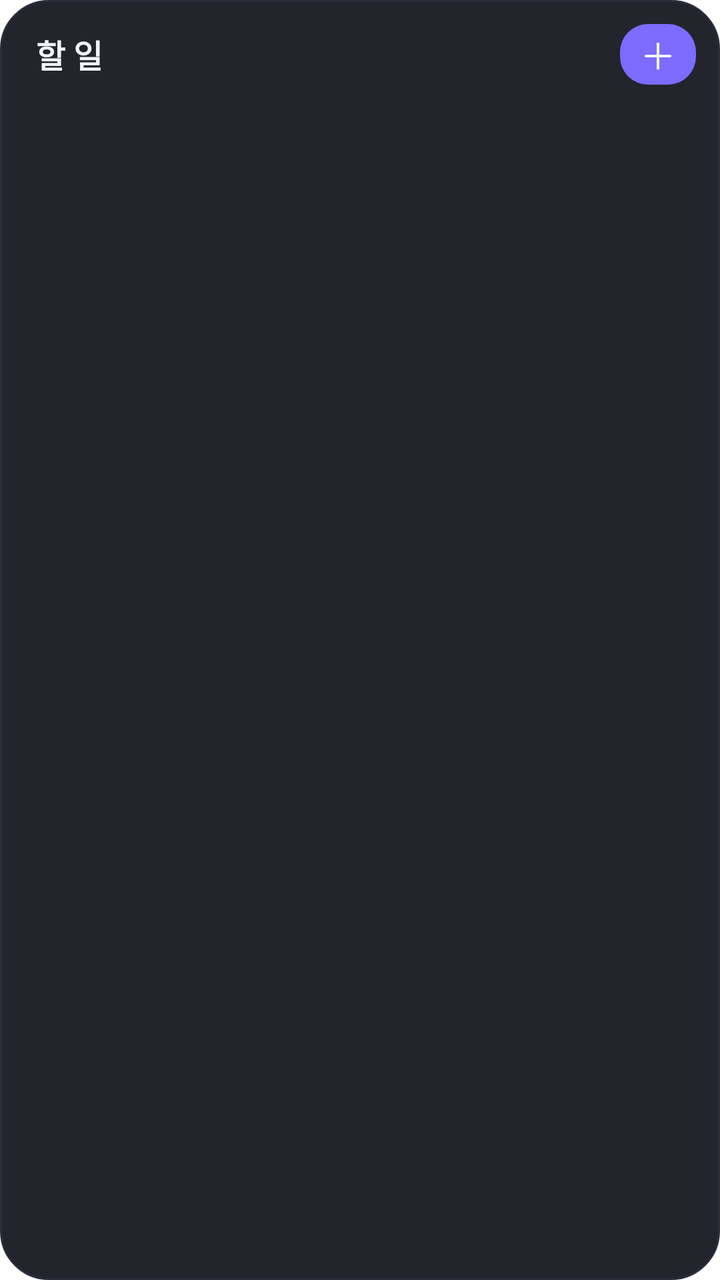
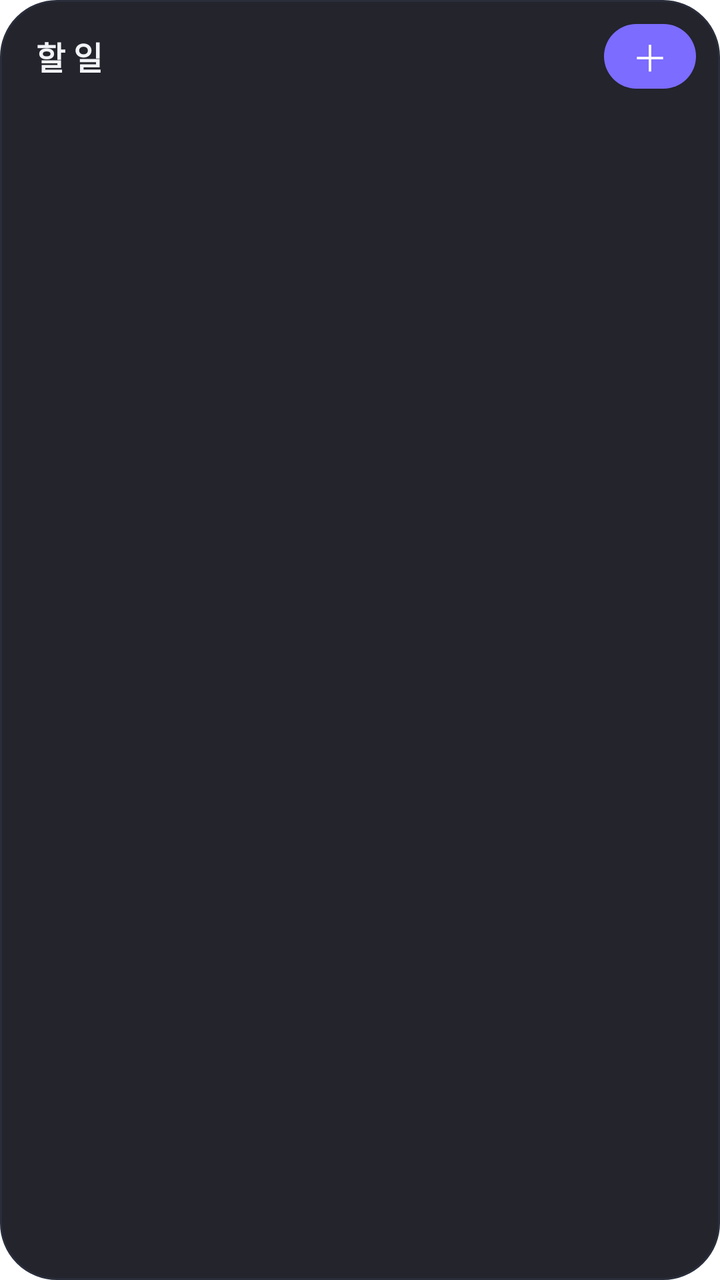

Before-and-after screenshots of an Android layout around one commit, followed by the original layout XML and the change that was made.
<!-- AndroidManifest.xml: fallback theme Theme.MaterialComponents.DayNight.NoActionBar -->
<!-- res/layout/todo_widget.xml -->
<?xml version="1.0" encoding="utf-8"?>
<LinearLayout xmlns:android="http://schemas.android.com/apk/res/android"
    android:id="@+id/t_root"
    android:layout_width="match_parent"
    android:layout_height="match_parent"
    android:orientation="vertical"
    android:padding="12dp"
    android:background="@drawable/widget_bg">

    <LinearLayout android:layout_width="match_parent" android:layout_height="wrap_content" android:orientation="horizontal" android:gravity="center_vertical" android:paddingBottom="6dp">
        <TextView android:id="@+id/t_title" android:layout_width="wrap_content" android:layout_height="wrap_content" android:paddingLeft="6dp" android:text="할 일" android:textColor="#FFF1F3F8" android:textSize="16sp" android:textStyle="bold" />
        <TextView android:id="@+id/t_count" android:layout_width="0dp" android:layout_height="wrap_content" android:layout_weight="1" android:paddingLeft="8dp" android:textColor="#FFB7AEFF" android:textSize="13sp" android:textStyle="bold" />
        <TextView android:id="@+id/t_add" android:layout_width="wrap_content" android:layout_height="wrap_content" android:text="＋" android:textSize="18sp" android:textColor="#FFFFFFFF" android:paddingLeft="10dp" android:paddingRight="10dp" android:paddingTop="2dp" android:paddingBottom="2dp" android:background="@drawable/w_btn_accent" />
    </LinearLayout>

    <TextView android:id="@+id/r0" android:layout_width="match_parent" android:layout_height="wrap_content" android:paddingLeft="6dp" android:paddingRight="6dp" android:paddingTop="5dp" android:paddingBottom="5dp" android:maxLines="1" android:ellipsize="end" android:textSize="13sp" android:textColor="#FFE6E9F0" android:visibility="gone" />
    <TextView android:id="@+id/r1" android:layout_width="match_parent" android:layout_height="wrap_content" android:paddingLeft="6dp" android:paddingRight="6dp" android:paddingTop="5dp" android:paddingBottom="5dp" android:maxLines="1" android:ellipsize="end" android:textSize="13sp" android:textColor="#FFE6E9F0" android:visibility="gone" />
    <TextView android:id="@+id/r2" android:layout_width="match_parent" android:layout_height="wrap_content" android:paddingLeft="6dp" android:paddingRight="6dp" android:paddingTop="5dp" android:paddingBottom="5dp" android:maxLines="1" android:ellipsize="end" android:textSize="13sp" android:textColor="#FFE6E9F0" android:visibility="gone" />
    <TextView android:id="@+id/r3" android:layout_width="match_parent" android:layout_height="wrap_content" android:paddingLeft="6dp" android:paddingRight="6dp" android:paddingTop="5dp" android:paddingBottom="5dp" android:maxLines="1" android:ellipsize="end" android:textSize="13sp" android:textColor="#FFE6E9F0" android:visibility="gone" />
    <TextView android:id="@+id/r4" android:layout_width="match_parent" android:layout_height="wrap_content" android:paddingLeft="6dp" android:paddingRight="6dp" android:paddingTop="5dp" android:paddingBottom="5dp" android:maxLines="1" android:ellipsize="end" android:textSize="13sp" android:textColor="#FFE6E9F0" android:visibility="gone" />
    <TextView android:id="@+id/r5" android:layout_width="match_parent" android:layout_height="wrap_content" android:paddingLeft="6dp" android:paddingRight="6dp" android:paddingTop="5dp" android:paddingBottom="5dp" android:maxLines="1" android:ellipsize="end" android:textSize="13sp" android:textColor="#FFE6E9F0" android:visibility="gone" />
    <TextView android:id="@+id/r6" android:layout_width="match_parent" android:layout_height="wrap_content" android:paddingLeft="6dp" android:paddingRight="6dp" android:paddingTop="5dp" android:paddingBottom="5dp" android:maxLines="1" android:ellipsize="end" android:textSize="13sp" android:textColor="#FFE6E9F0" android:visibility="gone" />
    <TextView android:id="@+id/r7" android:layout_width="match_parent" android:layout_height="wrap_content" android:paddingLeft="6dp" android:paddingRight="6dp" android:paddingTop="5dp" android:paddingBottom="5dp" android:maxLines="1" android:ellipsize="end" android:textSize="13sp" android:textColor="#FFE6E9F0" android:visibility="gone" />
    <TextView android:id="@+id/r8" android:layout_width="match_parent" android:layout_height="wrap_content" android:paddingLeft="6dp" android:paddingRight="6dp" android:paddingTop="5dp" android:paddingBottom="5dp" android:maxLines="1" android:ellipsize="end" android:textSize="13sp" android:textColor="#FFE6E9F0" android:visibility="gone" />
    <TextView android:id="@+id/r9" android:layout_width="match_parent" android:layout_height="wrap_content" android:paddingLeft="6dp" android:paddingRight="6dp" android:paddingTop="5dp" android:paddingBottom="5dp" android:maxLines="1" android:ellipsize="end" android:textSize="13sp" android:textColor="#FFE6E9F0" android:visibility="gone" />
    <TextView android:id="@+id/r10" android:layout_width="match_parent" android:layout_height="wrap_content" android:paddingLeft="6dp" android:paddingRight="6dp" android:paddingTop="5dp" android:paddingBottom="5dp" android:maxLines="1" android:ellipsize="end" android:textSize="13sp" android:textColor="#FFE6E9F0" android:visibility="gone" />
    <TextView android:id="@+id/r11" android:layout_width="match_parent" android:layout_height="wrap_content" android:paddingLeft="6dp" android:paddingRight="6dp" android:paddingTop="5dp" android:paddingBottom="5dp" android:maxLines="1" android:ellipsize="end" android:textSize="13sp" android:textColor="#FFE6E9F0" android:visibility="gone" />
    <TextView android:id="@+id/t_empty" android:layout_width="match_parent" android:layout_height="wrap_content" android:padding="14dp" android:text="할 일이 없어요 🎉" android:textColor="#FF9AA4B8" android:textSize="13sp" android:visibility="gone" />
</LinearLayout>
<!-- resources referenced by this layout -->
<resources>
  <!-- drawable w_btn_accent (drawable) -->
  <?xml version="1.0" encoding="utf-8"?>
  <shape xmlns:android="http://schemas.android.com/apk/res/android" android:shape="rectangle">
    <solid android:color="#FF7C6CFF" />
    <corners android:radius="14dp" />
  </shape>
  <!-- drawable widget_bg (drawable) -->
  <?xml version="1.0" encoding="utf-8"?>
  <shape xmlns:android="http://schemas.android.com/apk/res/android" android:shape="rectangle">
      <solid android:color="#F016171F" />
      <corners android:radius="24dp" />
      <stroke android:width="1dp" android:color="#FF2A2D3A" />
  </shape>
</resources>

<!-- the commit's change to res/layout/todo_widget.xml (unified diff, before → after) -->
@@ -10,20 +10,20 @@
     <LinearLayout android:layout_width="match_parent" android:layout_height="wrap_content" android:orientation="horizontal" android:gravity="center_vertical" android:paddingBottom="6dp">
         <TextView android:id="@+id/t_title" android:layout_width="wrap_content" android:layout_height="wrap_content" android:paddingLeft="6dp" android:text="할 일" android:textColor="#FFF1F3F8" android:textSize="16sp" android:textStyle="bold" />
         <TextView android:id="@+id/t_count" android:layout_width="0dp" android:layout_height="wrap_content" android:layout_weight="1" android:paddingLeft="8dp" android:textColor="#FFB7AEFF" android:textSize="13sp" android:textStyle="bold" />
-        <TextView android:id="@+id/t_add" android:layout_width="wrap_content" android:layout_height="wrap_content" android:text="＋" android:textSize="18sp" android:textColor="#FFFFFFFF" android:paddingLeft="10dp" android:paddingRight="10dp" android:paddingTop="2dp" android:paddingBottom="2dp" android:background="@drawable/w_btn_accent" />
+        <TextView android:id="@+id/t_add" android:layout_width="wrap_content" android:layout_height="wrap_content" android:text="＋" android:textSize="18sp" android:textColor="#FFFFFFFF" android:paddingLeft="14dp" android:paddingRight="14dp" android:paddingTop="3dp" android:paddingBottom="3dp" android:background="@drawable/w_btn_accent" />
     </LinearLayout>
 
-    <TextView android:id="@+id/r0" android:layout_width="match_parent" android:layout_height="wrap_content" android:paddingLeft="6dp" android:paddingRight="6dp" android:paddingTop="5dp" android:paddingBottom="5dp" android:maxLines="1" android:ellipsize="end" android:textSize="13sp" android:textColor="#FFE6E9F0" android:visibility="gone" />
-    <TextView android:id="@+id/r1" android:layout_width="match_parent" android:layout_height="wrap_content" android:paddingLeft="6dp" android:paddingRight="6dp" android:paddingTop="5dp" android:paddingBottom="5dp" android:maxLines="1" android:ellipsize="end" android:textSize="13sp" android:textColor="#FFE6E9F0" android:visibility="gone" />
-    <TextView android:id="@+id/r2" android:layout_width="match_parent" android:layout_height="wrap_content" android:paddingLeft="6dp" android:paddingRight="6dp" android:paddingTop="5dp" android:paddingBottom="5dp" android:maxLines="1" android:ellipsize="end" android:textSize="13sp" android:textColor="#FFE6E9F0" android:visibility="gone" />
-    <TextView android:id="@+id/r3" android:layout_width="match_parent" android:layout_height="wrap_content" android:paddingLeft="6dp" android:paddingRight="6dp" android:paddingTop="5dp" android:paddingBottom="5dp" android:maxLines="1" android:ellipsize="end" android:textSize="13sp" android:textColor="#FFE6E9F0" android:visibility="gone" />
-    <TextView android:id="@+id/r4" android:layout_width="match_parent" android:layout_height="wrap_content" android:paddingLeft="6dp" android:paddingRight="6dp" android:paddingTop="5dp" android:paddingBottom="5dp" android:maxLines="1" android:ellipsize="end" android:textSize="13sp" android:textColor="#FFE6E9F0" android:visibility="gone" />
-    <TextView android:id="@+id/r5" android:layout_width="match_parent" android:layout_height="wrap_content" android:paddingLeft="6dp" android:paddingRight="6dp" android:paddingTop="5dp" android:paddingBottom="5dp" android:maxLines="1" android:ellipsize="end" android:textSize="13sp" android:textColor="#FFE6E9F0" android:visibility="gone" />
-    <TextView android:id="@+id/r6" android:layout_width="match_parent" android:layout_height="wrap_content" android:paddingLeft="6dp" android:paddingRight="6dp" android:paddingTop="5dp" android:paddingBottom="5dp" android:maxLines="1" android:ellipsize="end" android:textSize="13sp" android:textColor="#FFE6E9F0" android:visibility="gone" />
-    <TextView android:id="@+id/r7" android:layout_width="match_parent" android:layout_height="wrap_content" android:paddingLeft="6dp" android:paddingRight="6dp" android:paddingTop="5dp" android:paddingBottom="5dp" android:maxLines="1" android:ellipsize="end" android:textSize="13sp" android:textColor="#FFE6E9F0" android:visibility="gone" />
-    <TextView android:id="@+id/r8" android:layout_width="match_parent" android:layout_height="wrap_content" android:paddingLeft="6dp" android:paddingRight="6dp" android:paddingTop="5dp" android:paddingBottom="5dp" android:maxLines="1" android:ellipsize="end" android:textSize="13sp" android:textColor="#FFE6E9F0" android:visibility="gone" />
-    <TextView android:id="@+id/r9" android:layout_width="match_parent" android:layout_height="wrap_content" android:paddingLeft="6dp" android:paddingRight="6dp" android:paddingTop="5dp" android:paddingBottom="5dp" android:maxLines="1" android:ellipsize="end" android:textSize="13sp" android:textColor="#FFE6E9F0" android:visibility="gone" />
-    <TextView android:id="@+id/r10" android:layout_width="match_parent" android:layout_height="wrap_content" android:paddingLeft="6dp" android:paddingRight="6dp" android:paddingTop="5dp" android:paddingBottom="5dp" android:maxLines="1" android:ellipsize="end" android:textSize="13sp" android:textColor="#FFE6E9F0" android:visibility="gone" />
-    <TextView android:id="@+id/r11" android:layout_width="match_parent" android:layout_height="wrap_content" android:paddingLeft="6dp" android:paddingRight="6dp" android:paddingTop="5dp" android:paddingBottom="5dp" android:maxLines="1" android:ellipsize="end" android:textSize="13sp" android:textColor="#FFE6E9F0" android:visibility="gone" />
+    <TextView android:id="@+id/r0" android:layout_width="match_parent" android:layout_height="wrap_content" android:layout_marginBottom="1dp" android:paddingLeft="10dp" android:paddingRight="10dp" android:paddingTop="8dp" android:paddingBottom="8dp" android:maxLines="1" android:ellipsize="end" android:textSize="14sp" android:textColor="#FFE6E9F0" android:background="@drawable/w_row" android:visibility="gone" />
+    <TextView android:id="@+id/r1" android:layout_width="match_parent" android:layout_height="wrap_content" android:layout_marginBottom="1dp" android:paddingLeft="10dp" android:paddingRight="10dp" android:paddingTop="8dp" android:paddingBottom="8dp" android:maxLines="1" android:ellipsize="end" android:textSize="14sp" android:textColor="#FFE6E9F0" android:background="@drawable/w_row" android:visibility="gone" />
+    <TextView android:id="@+id/r2" android:layout_width="match_parent" android:layout_height="wrap_content" android:layout_marginBottom="1dp" android:paddingLeft="10dp" android:paddingRight="10dp" android:paddingTop="8dp" android:paddingBottom="8dp" android:maxLines="1" android:ellipsize="end" android:textSize="14sp" android:textColor="#FFE6E9F0" android:background="@drawable/w_row" android:visibility="gone" />
+    <TextView android:id="@+id/r3" android:layout_width="match_parent" android:layout_height="wrap_content" android:layout_marginBottom="1dp" android:paddingLeft="10dp" android:paddingRight="10dp" android:paddingTop="8dp" android:paddingBottom="8dp" android:maxLines="1" android:ellipsize="end" android:textSize="14sp" android:textColor="#FFE6E9F0" android:background="@drawable/w_row" android:visibility="gone" />
+    <TextView android:id="@+id/r4" android:layout_width="match_parent" android:layout_height="wrap_content" android:layout_marginBottom="1dp" android:paddingLeft="10dp" android:paddingRight="10dp" android:paddingTop="8dp" android:paddingBottom="8dp" android:maxLines="1" android:ellipsize="end" android:textSize="14sp" android:textColor="#FFE6E9F0" android:background="@drawable/w_row" android:visibility="gone" />
+    <TextView android:id="@+id/r5" android:layout_width="match_parent" android:layout_height="wrap_content" android:layout_marginBottom="1dp" android:paddingLeft="10dp" android:paddingRight="10dp" android:paddingTop="8dp" android:paddingBottom="8dp" android:maxLines="1" android:ellipsize="end" android:textSize="14sp" android:textColor="#FFE6E9F0" android:background="@drawable/w_row" android:visibility="gone" />
+    <TextView android:id="@+id/r6" android:layout_width="match_parent" android:layout_height="wrap_content" android:layout_marginBottom="1dp" android:paddingLeft="10dp" android:paddingRight="10dp" android:paddingTop="8dp" android:paddingBottom="8dp" android:maxLines="1" android:ellipsize="end" android:textSize="14sp" android:textColor="#FFE6E9F0" android:background="@drawable/w_row" android:visibility="gone" />
+    <TextView android:id="@+id/r7" android:layout_width="match_parent" android:layout_height="wrap_content" android:layout_marginBottom="1dp" android:paddingLeft="10dp" android:paddingRight="10dp" android:paddingTop="8dp" android:paddingBottom="8dp" android:maxLines="1" android:ellipsize="end" android:textSize="14sp" android:textColor="#FFE6E9F0" android:background="@drawable/w_row" android:visibility="gone" />
+    <TextView android:id="@+id/r8" android:layout_width="match_parent" android:layout_height="wrap_content" android:layout_marginBottom="1dp" android:paddingLeft="10dp" android:paddingRight="10dp" android:paddingTop="8dp" android:paddingBottom="8dp" android:maxLines="1" android:ellipsize="end" android:textSize="14sp" android:textColor="#FFE6E9F0" android:background="@drawable/w_row" android:visibility="gone" />
+    <TextView android:id="@+id/r9" android:layout_width="match_parent" android:layout_height="wrap_content" android:layout_marginBottom="1dp" android:paddingLeft="10dp" android:paddingRight="10dp" android:paddingTop="8dp" android:paddingBottom="8dp" android:maxLines="1" android:ellipsize="end" android:textSize="14sp" android:textColor="#FFE6E9F0" android:background="@drawable/w_row" android:visibility="gone" />
+    <TextView android:id="@+id/r10" android:layout_width="match_parent" android:layout_height="wrap_content" android:layout_marginBottom="1dp" android:paddingLeft="10dp" android:paddingRight="10dp" android:paddingTop="8dp" android:paddingBottom="8dp" android:maxLines="1" android:ellipsize="end" android:textSize="14sp" android:textColor="#FFE6E9F0" android:background="@drawable/w_row" android:visibility="gone" />
+    <TextView android:id="@+id/r11" android:layout_width="match_parent" android:layout_height="wrap_content" android:layout_marginBottom="1dp" android:paddingLeft="10dp" android:paddingRight="10dp" android:paddingTop="8dp" android:paddingBottom="8dp" android:maxLines="1" android:ellipsize="end" android:textSize="14sp" android:textColor="#FFE6E9F0" android:background="@drawable/w_row" android:visibility="gone" />
     <TextView android:id="@+id/t_empty" android:layout_width="match_parent" android:layout_height="wrap_content" android:padding="14dp" android:text="할 일이 없어요 🎉" android:textColor="#FF9AA4B8" android:textSize="13sp" android:visibility="gone" />
 </LinearLayout>
<!-- resource entries referenced after the edit -->
@@ -2,15 +2,41 @@
 <resources>
   <!-- drawable w_btn_accent (drawable) -->
   <?xml version="1.0" encoding="utf-8"?>
-  <shape xmlns:android="http://schemas.android.com/apk/res/android" android:shape="rectangle">
-    <solid android:color="#FF7C6CFF" />
-    <corners android:radius="14dp" />
-  </shape>
+  <selector xmlns:android="http://schemas.android.com/apk/res/android">
+    <item android:state_pressed="true">
+      <shape android:shape="rectangle">
+        <solid android:color="#FF6454E6" />
+        <corners android:radius="20dp" />
+      </shape>
+    </item>
+    <item>
+      <shape android:shape="rectangle">
+        <solid android:color="#FF7C6CFF" />
+        <corners android:radius="20dp" />
+      </shape>
+    </item>
+  </selector>
+  <!-- drawable w_row (drawable) -->
+  <?xml version="1.0" encoding="utf-8"?>
+  <selector xmlns:android="http://schemas.android.com/apk/res/android">
+    <item android:state_pressed="true">
+      <shape android:shape="rectangle">
+        <solid android:color="#26FFFFFF" />
+        <corners android:radius="14dp" />
+      </shape>
+    </item>
+    <item>
+      <shape android:shape="rectangle">
+        <solid android:color="#00FFFFFF" />
+        <corners android:radius="14dp" />
+      </shape>
+    </item>
+  </selector>
   <!-- drawable widget_bg (drawable) -->
   <?xml version="1.0" encoding="utf-8"?>
   <shape xmlns:android="http://schemas.android.com/apk/res/android" android:shape="rectangle">
       <solid android:color="#F016171F" />
-      <corners android:radius="24dp" />
+      <corners android:radius="28dp" />
       <stroke android:width="1dp" android:color="#FF2A2D3A" />
   </shape>
 </resources>
